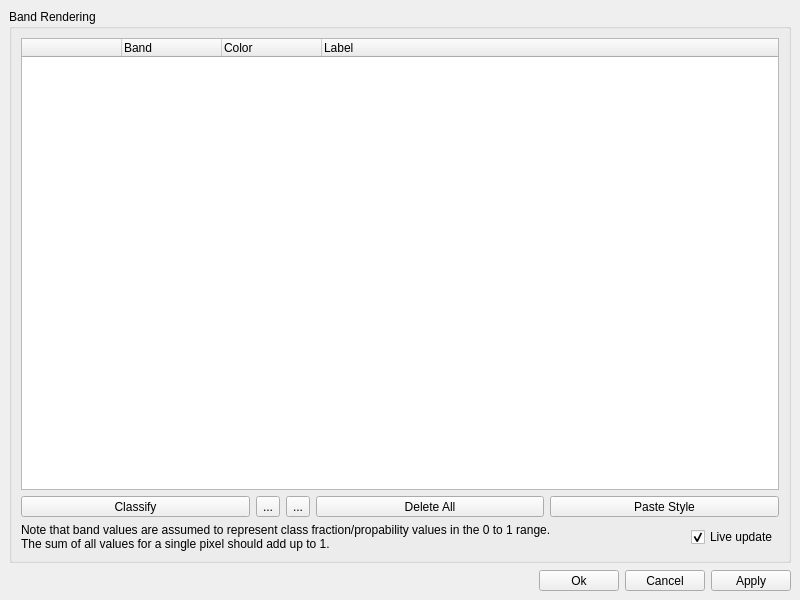
Above: enmapboxprocessing/renderer/classfractionrenderer.ui from jakimowb/enmapbox_testmigration2 before the change. Below: the same form after it.
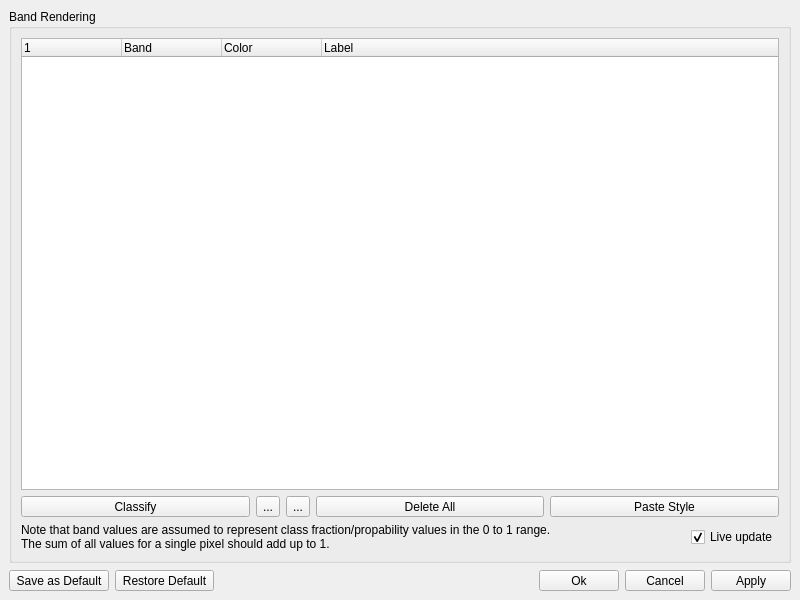
That is the form after the change. Icons and pictures are not drawn. Custom widgets are drawn as their Qt base class.

Commit message: updated algo docs; added save/restore default style options to class fraction renderer dialog; minor

Patch:
```diff
--- a/enmapboxprocessing/renderer/classfractionrenderer.ui
+++ b/enmapboxprocessing/renderer/classfractionrenderer.ui
@@ -46,7 +46,7 @@
          </attribute>
          <column>
           <property name="text">
-           <string> </string>
+           <string/>
           </property>
          </column>
          <column>
@@ -202,6 +202,50 @@
     </item>
     <item>
      <layout class="QHBoxLayout" name="horizontalLayout_2">
+      <item>
+       <widget class="QToolButton" name="mSaveStyle">
+        <property name="sizePolicy">
+         <sizepolicy hsizetype="Fixed" vsizetype="Fixed">
+          <horstretch>0</horstretch>
+          <verstretch>0</verstretch>
+         </sizepolicy>
+        </property>
+        <property name="minimumSize">
+         <size>
+          <width>80</width>
+          <height>0</height>
+         </size>
+        </property>
+        <property name="toolTip">
+         <string>Stores the current style as default style.</string>
+        </property>
+        <property name="text">
+         <string>Save as Default</string>
+        </property>
+       </widget>
+      </item>
+      <item>
+       <widget class="QToolButton" name="mLoadStyle">
+        <property name="sizePolicy">
+         <sizepolicy hsizetype="Fixed" vsizetype="Fixed">
+          <horstretch>0</horstretch>
+          <verstretch>0</verstretch>
+         </sizepolicy>
+        </property>
+        <property name="minimumSize">
+         <size>
+          <width>80</width>
+          <height>0</height>
+         </size>
+        </property>
+        <property name="toolTip">
+         <string>Restore the default style.</string>
+        </property>
+        <property name="text">
+         <string>Restore Default</string>
+        </property>
+       </widget>
+      </item>
       <item>
        <spacer name="horizontalSpacer">
         <property name="orientation">
```
The commit also changes 47 other files.
